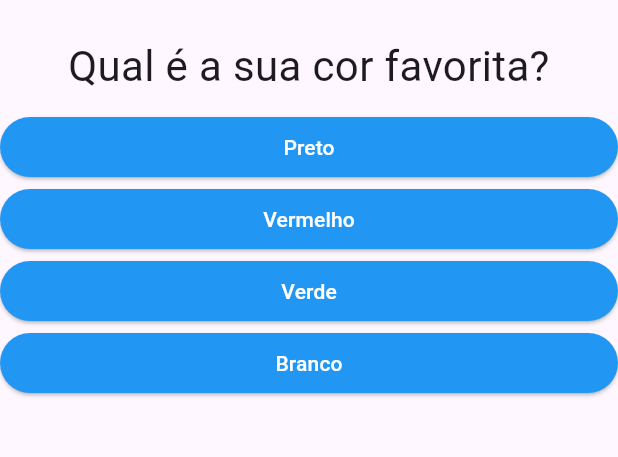
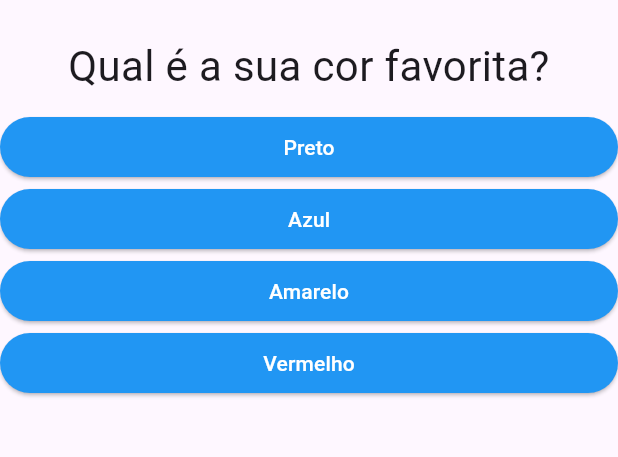
Before and after one commit to LucasFagundesWielewski/question_app, a Flutter app: the screen it shows after launch, on a phone screen of 412 x 824 dp, the part 63-520 px from its top. Run offline on Flutter 3.47's test engine with Material 3 defaults, Android fonts, the phone set to English and light mode, and no system bars.

```diff
--- a/lib/main.dart
+++ b/lib/main.dart
@@ -9,15 +9,30 @@ class _PerguntaAppState extends State<PerguntaApp> {
   final _perguntas = const [
     {
       'pergunta': 'Qual é a sua cor favorita?',
-      'respostas': ['Preto', 'Vermelho', 'Verde', 'Branco'],
+      'respostas': [
+        {'texto':'Preto', 'nota': 10},
+        {'texto':'Azul', 'nota': 5},
+        {'texto':'Amarelo', 'nota': 3},
+        {'texto':'Vermelho', 'nota': 1},
+      ],
     },
     {
       'pergunta': 'Qual é o seu animal favorito?',
-      'respostas': ['Coelho', 'Cobra', 'Elefante', 'Leão'],
+      'respostas': [
+        {'texto':'Coelho','nota': 10},
+        {'texto':'Cobra','nota': 5},
+        {'texto':'Elefante','nota': 3},
+        {'texto':'Leão','nota': 1},
+      ],
     },
     {
       'pergunta': 'Qual é o seu instrutor favorito?',
-      'respostas': ['Bruno', 'Mauro', 'Rafa', 'Juliano'],
+      'respostas': [
+        {'texto':'Bruno','nota': 10},
+        {'texto':'Mauro','nota': 5},
+        {'texto':'Rafa','nota': 3},
+        {'texto':'Juliano','nota': 1},
+      ],
     },
   ];
 
--- a/lib/questionario.dart
+++ b/lib/questionario.dart
@@ -6,7 +6,6 @@ class Questionario extends StatelessWidget {
   final List<Map<String, Object>> perguntas;
   final int perguntaSelecionada;
   final void Function() responder;
-
 
   bool get temPerguntaSelecionada {
     return perguntaSelecionada < perguntas.length;
@@ -20,14 +19,15 @@ class Questionario extends StatelessWidget {
 
   @override
   Widget build(BuildContext context) {
-    List<String>? respostas = temPerguntaSelecionada
-    ? perguntas[perguntaSelecionada]['respostas'] as List<String>
+    List<Map<String, Object>>? respostas = temPerguntaSelecionada
+    ? perguntas[perguntaSelecionada]['respostas'] as List<Map<String, Object>>
     : null;
+
     return Column(
       children: <Widget>[
-            Questao(perguntas[perguntaSelecionada]['pergunta'].toString()),
-            ...respostas!.map((t) => Resposta(t, responder)),
-          ],
+        Questao(perguntas[perguntaSelecionada]['pergunta'].toString()),
+        ...respostas!.map((resp) => Resposta(resp['texto'].toString(), responder)),
+      ],
     );
   }
 }
```
